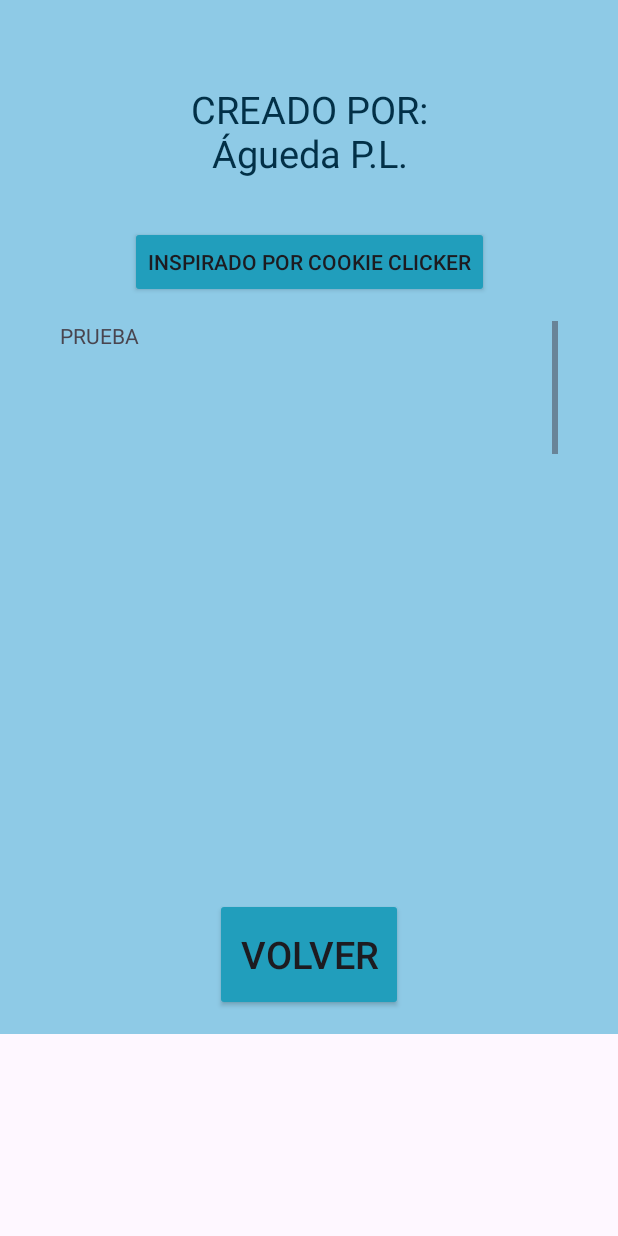
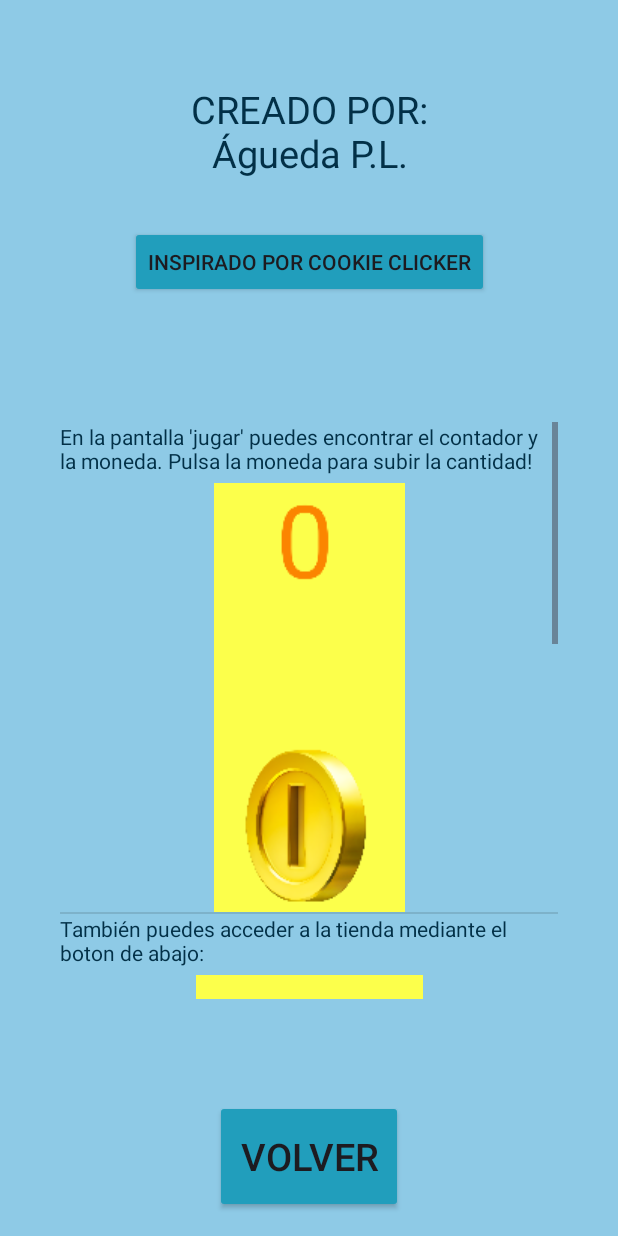
Before and after one commit to aguedapl55/PMDM_Contador, an Android app: the PantallaInfo screen opened directly, with no data from a screen before it, on a phone screen of 412 x 824 dp. Run offline under Robolectric (Android 15) with nearby library versions, the phone set to English and light mode, and no system bars.

Commit message:
Entrega D12/11/2023

```diff
--- a/app/src/main/java/fp/dam/pmdm/contador/PantallaInfo.java
+++ b/app/src/main/java/fp/dam/pmdm/contador/PantallaInfo.java
@@ -27,7 +27,10 @@ public class PantallaInfo extends ListActivity implements AdapterView.OnItemClic
 
     public void crearInstrucciones() {
         List<zzInstrucciones> instr = Arrays.asList(
-            new zzInstrucciones("PRUEBA", R.drawable.coin)
+            new zzInstrucciones("En la pantalla 'jugar' puedes encontrar el contador y la moneda. Pulsa la moneda para subir la cantidad!", R.drawable.moneda_contador),
+            new zzInstrucciones("También puedes acceder a la tienda mediante el boton de abajo: ", R.drawable.tienda),
+            new zzInstrucciones("Allí encontrarás dos posibles mejoras.", R.drawable.tiendacompras),
+            new zzInstrucciones("Consigue todas las monedas que puedas! podrás ver tu progreso en opciones.", R.drawable.datos)
         );
         zzInstrAdapter adapter = new zzInstrAdapter(this, R.layout.zz_fila_listview, instr);
         setListAdapter(adapter);
--- a/app/src/main/java/fp/dam/pmdm/contador/zzInstrAdapter.java
+++ b/app/src/main/java/fp/dam/pmdm/contador/zzInstrAdapter.java
@@ -24,8 +24,8 @@ public class zzInstrAdapter extends ArrayAdapter<zzInstrucciones> {
         zzInstrucciones instr = getItem(position);
         if (convertView == null)
             convertView = LayoutInflater.from(this.getContext()).inflate(R.layout.zz_fila_listview, parent, false);
-        ((TextView) convertView.findViewById(R.id.pcItemInstrucciones)).setText(instr.getPalabras());
-        ((ImageView) convertView.findViewById(R.id.pcItemFoto)).setImageResource(instr.getImagen());
+        ((TextView) convertView.findViewById(R.id.ItemTexto)).setText(instr.getPalabras());
+        ((ImageView) convertView.findViewById(R.id.ItemFoto)).setImageResource(instr.getImagen());
         return convertView;
     }
 }
--- a/app/src/main/java/fp/dam/pmdm/contador/zzUserAdapter.java
+++ b/app/src/main/java/fp/dam/pmdm/contador/zzUserAdapter.java
@@ -21,7 +21,7 @@ public class zzUserAdapter extends RecyclerView.Adapter<zzUserAdapter.ViewHolder
     @NonNull
     @Override
     public ViewHolder onCreateViewHolder(@NonNull ViewGroup parent, int viewType) {
-        View v = LayoutInflater.from(parent.getContext()).inflate(R.layout.zz_fila, parent, false);
+        View v = LayoutInflater.from(parent.getContext()).inflate(R.layout.zz_fila_recyclerview, parent, false);
         return new ViewHolder(v);
     }
 
@@ -40,7 +40,7 @@ public class zzUserAdapter extends RecyclerView.Adapter<zzUserAdapter.ViewHolder
 
         public ViewHolder(View v) {
             super (v);
-            nombre = (TextView) v.findViewById(R.id.filaNombre);
+            nombre = (TextView) v.findViewById(R.id.filaTexto);
         }
     }
 }
--- a/app/src/main/res/layout/activity_pantalla_info.xml
+++ b/app/src/main/res/layout/activity_pantalla_info.xml
@@ -2,8 +2,8 @@
 <androidx.constraintlayout.widget.ConstraintLayout xmlns:android="http://schemas.android.com/apk/res/android"
     xmlns:app="http://schemas.android.com/apk/res-auto"
     xmlns:tools="http://schemas.android.com/tools"
-    android:layout_width="wrap_content"
-    android:layout_height="wrap_content"
+    android:layout_width="match_parent"
+    android:layout_height="match_parent"
     tools:context=".PantallaInfo"
     android:background="@color/bgTienda">
 
--- a/app/src/main/res/layout/zz_fila_listview.xml
+++ b/app/src/main/res/layout/zz_fila_listview.xml
@@ -4,18 +4,27 @@
     xmlns:app="http://schemas.android.com/apk/res-auto"
     android:layout_width="wrap_content"
     android:layout_height="wrap_content"
-    android:orientation="vertical">
+    android:orientation="vertical"
+    >
 
     <TextView
-        android:id="@+id/pcItemInstrucciones"
+        android:id="@+id/ItemTexto"
         android:layout_width="wrap_content"
         android:layout_height="wrap_content"
+        app:layout_constraintStart_toStartOf="parent"
+        app:layout_constraintEnd_toEndOf="parent"
+        app:layout_constraintTop_toTopOf="parent"
+        android:textColor="@color/text"
         />
 
     <ImageView
-        android:id="@+id/pcItemFoto"
+        android:id="@+id/ItemFoto"
         android:layout_width="wrap_content"
         android:layout_height="wrap_content"
+        app:layout_constraintStart_toStartOf="parent"
+        app:layout_constraintEnd_toEndOf="parent "
+        android:layout_marginTop="5dp"
+        app:layout_constraintTop_toBottomOf="@id/ItemTexto"
         />
 
 </androidx.constraintlayout.widget.ConstraintLayout>
--- a/app/src/main/res/layout/zz_fila.xml
+++ b/app/src/main/res/layout/zz_fila_recyclerview.xml
@@ -7,7 +7,7 @@
     android:layout_height="wrap_content">
 
     <TextView
-        android:id="@+id/filaNombre"
+        android:id="@+id/filaTexto"
         android:layout_width="match_parent"
         android:layout_height="wrap_content"
         android:textSize="25dp" />
```
Also changed, not shown: app/src/main/res/layout/activity_pantalla_opciones.xml (+1 -16 lines), app/src/main/res/drawable/datos.png (added), app/src/main/res/drawable/moneda_contador.png (added), app/src/main/res/drawable/tienda.png (added), app/src/main/res/drawable/tiendacompras.png (added).
